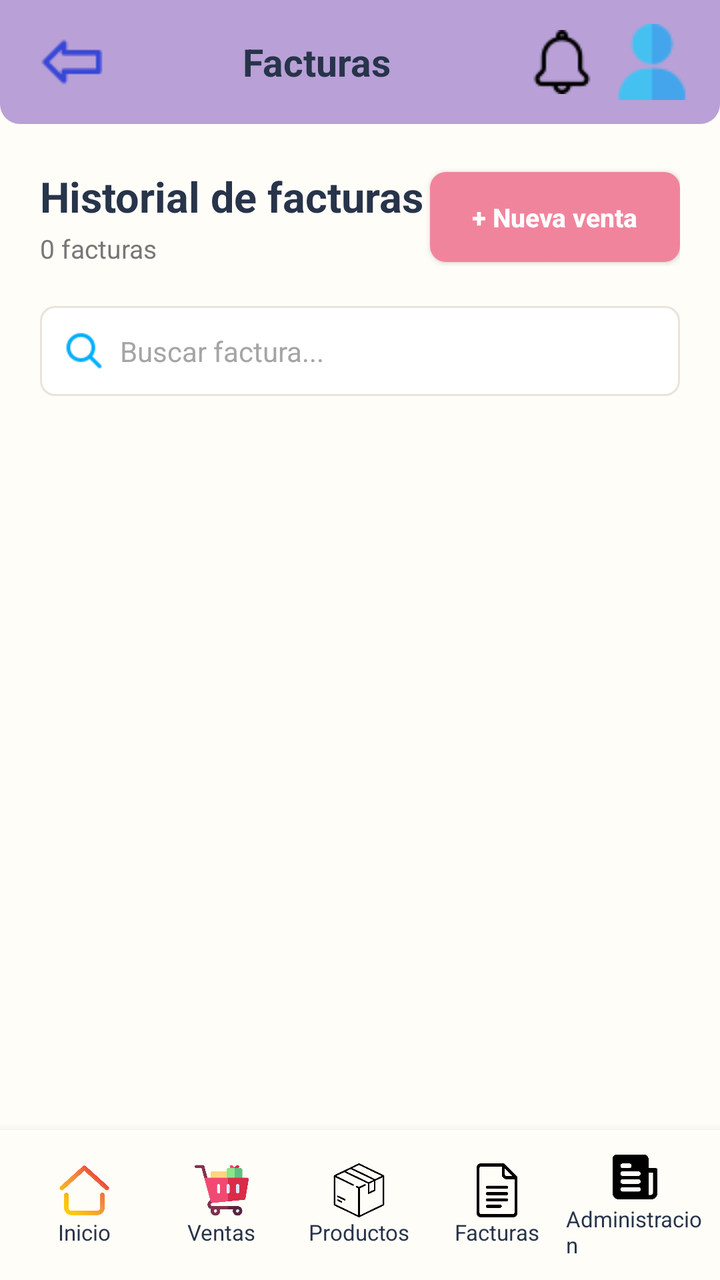
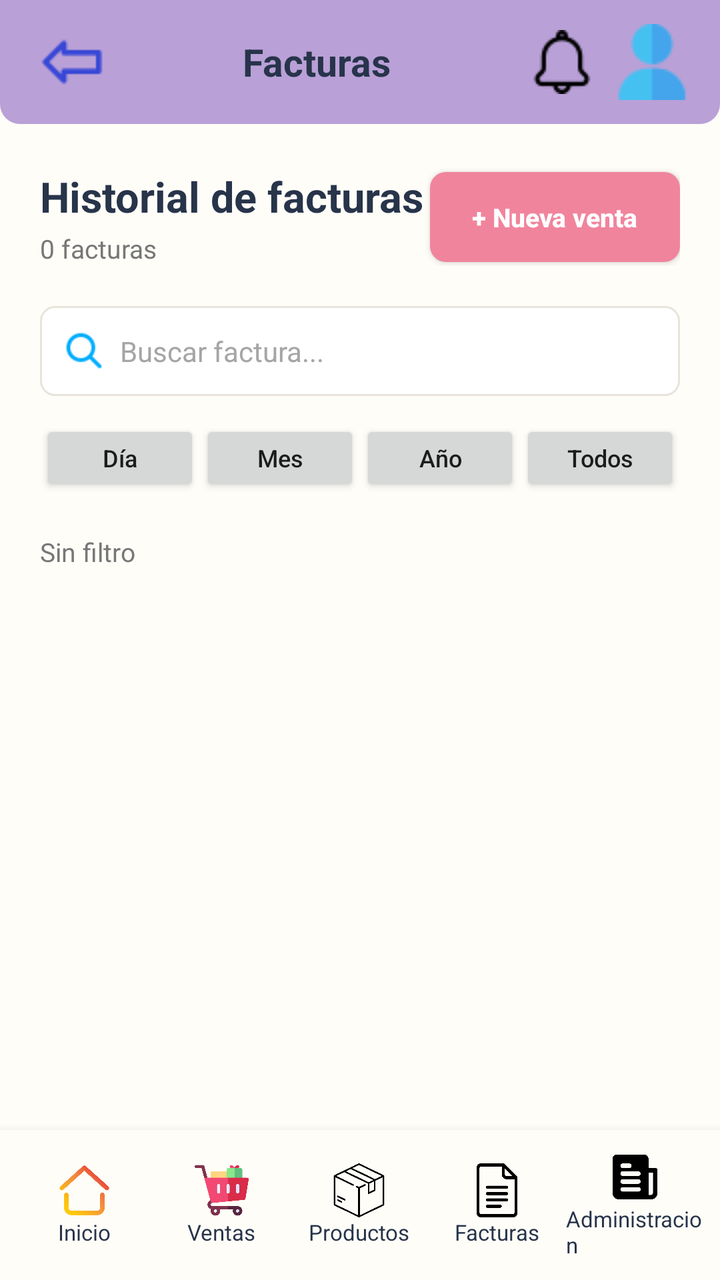

The first picture is an Android layout as it rendered before a commit; the second is the same layout after the commit. The layout source and the unified diff follow.
<!-- AndroidManifest.xml: application theme Theme.Jugueteria -->
<!-- res/layout/activity_invoices.xml -->
<?xml version="1.0" encoding="utf-8"?>
<androidx.constraintlayout.widget.ConstraintLayout
    xmlns:android="http://schemas.android.com/apk/res/android"
    xmlns:app="http://schemas.android.com/apk/res-auto"
    xmlns:tools="http://schemas.android.com/tools"
    android:id="@+id/main"
    android:layout_width="match_parent"
    android:layout_height="match_parent"

    android:background="#FFFDF8"

    tools:context=".InvoicesActivity">


    
    
    

    <LinearLayout
        android:id="@+id/topBar"

        android:layout_width="0dp"
        android:layout_height="62dp"

        android:background="@drawable/topbar_background"
        android:gravity="center_vertical"

        android:orientation="horizontal"
        android:paddingStart="15dp"

        android:paddingEnd="15dp"

        app:layout_constraintEnd_toEndOf="parent"
        app:layout_constraintStart_toStartOf="parent"
        app:layout_constraintTop_toTopOf="parent">


        <ImageButton
            android:id="@+id/btnBack"

            android:layout_width="42dp"
            android:layout_height="42dp"

            android:background="@android:color/transparent"

            android:contentDescription="Volver"

            android:padding="7dp"

            android:src="@drawable/ic_arrow_back" />


        <TextView
            android:id="@+id/txtTitle"

            android:layout_width="0dp"
            android:layout_height="wrap_content"

            android:layout_weight="1"

            android:gravity="center"

            android:text="Facturas"

            android:textColor="#27344A"
            android:textSize="19sp"
            android:textStyle="bold" />


        <ImageButton
            android:id="@+id/btnNotifications"

            android:layout_width="42dp"
            android:layout_height="42dp"

            android:background="@android:color/transparent"

            android:contentDescription="Notificaciones"

            android:padding="8dp"

            android:src="@drawable/ic_notification" />


        <ImageView
            android:id="@+id/imgProfile"

            android:layout_width="38dp"
            android:layout_height="38dp"

            android:layout_marginStart="5dp"

            android:contentDescription="Perfil"

            android:scaleType="centerCrop"

            android:src="@drawable/ic_user" />

    </LinearLayout>

    <LinearLayout
        android:id="@+id/content"

        android:layout_width="0dp"
        android:layout_height="0dp"

        android:orientation="vertical"

        android:paddingStart="20dp"
        android:paddingTop="22dp"
        android:paddingEnd="20dp"
        android:paddingBottom="15dp"

        app:layout_constraintBottom_toBottomOf="parent"
        app:layout_constraintEnd_toEndOf="parent"
        app:layout_constraintStart_toStartOf="parent"
        app:layout_constraintTop_toBottomOf="@id/topBar">


        
        
        

        <LinearLayout
            android:layout_width="match_parent"
            android:layout_height="wrap_content"

            android:gravity="center_vertical"
            android:orientation="horizontal">


            <LinearLayout
                android:layout_width="0dp"
                android:layout_height="wrap_content"

                android:layout_weight="1"

                android:orientation="vertical">


                <TextView
                    android:layout_width="wrap_content"
                    android:layout_height="wrap_content"

                    android:text="Historial de facturas"

                    android:textColor="#27344A"
                    android:textSize="21sp"
                    android:textStyle="bold" />


                <TextView
                    android:id="@+id/txtInvoiceCount"

                    android:layout_width="wrap_content"
                    android:layout_height="wrap_content"

                    android:layout_marginTop="3dp"

                    android:text="0 facturas"

                    android:textColor="#777777"
                    android:textSize="13sp" />

            </LinearLayout>


            <Button
                android:id="@+id/btnNewSale"

                android:layout_width="125dp"
                android:layout_height="45dp"

                android:background="@drawable/button_new_product"

                android:text="+ Nueva venta"
                android:textAllCaps="false"
                android:textColor="#FFFFFF"
                android:textSize="13sp"

                android:textStyle="bold" />

        </LinearLayout>


        
        
        

        <LinearLayout
            android:id="@+id/searchContainer"

            android:layout_width="match_parent"
            android:layout_height="45dp"

            android:layout_marginTop="20dp"

            android:background="@drawable/search_background"
            android:gravity="center_vertical"

            android:orientation="horizontal"
            android:paddingStart="12dp"

            android:paddingEnd="12dp">


            <ImageView
                android:layout_width="20dp"
                android:layout_height="20dp"

                android:contentDescription="@null"

                android:src="@drawable/ic_search" />


            <EditText
                android:id="@+id/edtSearch"

                android:layout_width="0dp"
                android:layout_height="match_parent"

                android:layout_marginStart="8dp"

                android:layout_weight="1"

                android:background="@android:color/transparent"

                android:hint="Buscar factura..."

                android:singleLine="true"
                android:textColor="#27344A"

                android:textColorHint="#A5A5A5"

                android:textSize="14sp" />

        </LinearLayout>


        
        
        

        <androidx.recyclerview.widget.RecyclerView
            android:id="@+id/recyclerInvoices"

            android:layout_width="match_parent"
            android:layout_height="0dp"

            android:layout_marginTop="15dp"

            android:layout_weight="1"

            android:clipToPadding="false"

            android:overScrollMode="never"

            android:paddingBottom="10dp"

            app:layoutManager="androidx.recyclerview.widget.LinearLayoutManager"

            tools:listitem="@layout/item_invoice" />

    </LinearLayout>

    <LinearLayout
        android:id="@+id/bottomNavigation"

        android:layout_width="0dp"
        android:layout_height="75dp"

        android:orientation="horizontal"
        android:gravity="center_vertical"

        android:background="#FFFDF8"

        android:elevation="8dp"

        android:paddingStart="8dp"
        android:paddingEnd="8dp"

        app:layout_constraintBottom_toBottomOf="parent"
        app:layout_constraintStart_toStartOf="parent"
        app:layout_constraintEnd_toEndOf="parent">


        

        <LinearLayout
            android:id="@+id/navHome"
            android:layout_width="0dp"
            android:layout_height="match_parent"

            android:layout_weight="1"

            android:orientation="vertical"
            android:gravity="center"

            android:clickable="true"
            android:focusable="true">


            <ImageView
                android:layout_width="27dp"
                android:layout_height="27dp"

                android:src="@drawable/ic_home"
                android:contentDescription="Inicio" />


            <TextView
                android:layout_width="wrap_content"
                android:layout_height="wrap_content"

                android:text="Inicio"
                android:textColor="#27344A"
                android:textSize="11sp" />

        </LinearLayout>


        

        <LinearLayout
            android:id="@+id/navSales"
            android:layout_width="0dp"
            android:layout_height="match_parent"

            android:layout_weight="1"

            android:orientation="vertical"
            android:gravity="center"

            android:clickable="true"
            android:focusable="true">


            <ImageView
                android:layout_width="27dp"
                android:layout_height="27dp"

                android:src="@drawable/ic_cart"
                android:contentDescription="Ventas" />


            <TextView
                android:layout_width="wrap_content"
                android:layout_height="wrap_content"

                android:text="Ventas"
                android:textColor="#27344A"
                android:textSize="11sp" />

        </LinearLayout>


        

        <LinearLayout
            android:id="@+id/navAdd"
            android:layout_width="0dp"
            android:layout_height="match_parent"

            android:layout_weight="1"

            android:gravity="center"
            android:visibility="gone">


            <ImageButton
                android:id="@+id/btnAdd"
                android:layout_width="58dp"
                android:layout_height="58dp"

                android:background="@drawable/add_button"
                android:contentDescription="Agregar"

                android:padding="15dp"
                android:src="@drawable/ic_add" />

        </LinearLayout>


        

        <LinearLayout
            android:id="@+id/navProducts"
            android:layout_width="0dp"
            android:layout_height="match_parent"

            android:layout_weight="1"

            android:orientation="vertical"
            android:gravity="center"

            android:clickable="true"
            android:focusable="true">


            <ImageView
                android:layout_width="27dp"
                android:layout_height="27dp"

                android:src="@drawable/ic_products"
                android:contentDescription="Productos" />


            <TextView
                android:layout_width="wrap_content"
                android:layout_height="wrap_content"

                android:text="Productos"
                android:textColor="#27344A"
                android:textSize="11sp" />

        </LinearLayout>


        

        <LinearLayout
            android:id="@+id/navInvoice"
            android:layout_width="0dp"
            android:layout_height="match_parent"

            android:layout_weight="1"

            android:orientation="vertical"
            android:gravity="center"

            android:clickable="true"
            android:focusable="true">


            <ImageView
                android:layout_width="27dp"
                android:layout_height="27dp"

                android:contentDescription="Más"
                android:src="@drawable/ic_document" />


            <TextView
                android:layout_width="wrap_content"
                android:layout_height="wrap_content"

                android:text="Facturas"
                android:textColor="#27344A"
                android:textSize="11sp" />

        </LinearLayout>

        <LinearLayout
            android:id="@+id/navAdmin"
            android:layout_width="0dp"
            android:layout_height="match_parent"

            android:layout_weight="1"

            android:orientation="vertical"
            android:gravity="center"

            android:clickable="true"
            android:focusable="true">


            <ImageView
                android:layout_width="27dp"
                android:layout_height="27dp"

                android:contentDescription="Más"
                android:src="@drawable/ic_admin" />


            <TextView
                android:layout_width="wrap_content"
                android:layout_height="wrap_content"

                android:text="Administracion"
                android:textColor="#27344A"
                android:textSize="11sp" />

        </LinearLayout>

    </LinearLayout>


    
    
    

</androidx.constraintlayout.widget.ConstraintLayout>
<!-- res/layout/item_invoice.xml (included above) -->
<?xml version="1.0" encoding="utf-8"?>
<androidx.cardview.widget.CardView
    xmlns:android="http://schemas.android.com/apk/res/android"
    xmlns:app="http://schemas.android.com/apk/res-auto"

    android:layout_width="match_parent"
    android:layout_height="105dp"

    android:layout_marginBottom="10dp"

    app:cardBackgroundColor="#FFFCF3"
    app:cardCornerRadius="12dp"
    app:cardElevation="1dp">


    <LinearLayout
        android:layout_width="match_parent"
        android:layout_height="match_parent"

        android:orientation="horizontal"

        android:gravity="center_vertical"

        android:paddingStart="18dp"
        android:paddingEnd="10dp">


        
        
        

        <LinearLayout
            android:layout_width="0dp"
            android:layout_height="wrap_content"

            android:layout_weight="1"

            android:orientation="vertical">


            <TextView
                android:id="@+id/txtInvoiceNumber"

                android:layout_width="wrap_content"
                android:layout_height="wrap_content"

                android:text="Factura #0001"

                android:textColor="#27344A"
                android:textSize="15sp"
                android:textStyle="bold" />


            <TextView
                android:id="@+id/txtClient"

                android:layout_width="wrap_content"
                android:layout_height="wrap_content"

                android:layout_marginTop="5dp"

                android:text="Cliente: Juan Pérez"

                android:textColor="#555555"
                android:textSize="12sp" />


            <TextView
                android:id="@+id/txtDate"

                android:layout_width="wrap_content"
                android:layout_height="wrap_content"

                android:layout_marginTop="3dp"

                android:text="20/05/2024 15:30"

                android:textColor="#888888"
                android:textSize="11sp" />

        </LinearLayout>


        
        
        

        <LinearLayout
            android:layout_width="90dp"
            android:layout_height="wrap_content"

            android:orientation="vertical"

            android:gravity="center">


            <TextView
                android:layout_width="wrap_content"
                android:layout_height="wrap_content"

                android:text="Total"

                android:textColor="#777777"
                android:textSize="11sp" />


            <TextView
                android:id="@+id/txtTotal"

                android:layout_width="wrap_content"
                android:layout_height="wrap_content"

                android:layout_marginTop="3dp"

                android:text="$ 18.300"

                android:textColor="#27344A"
                android:textSize="16sp"
                android:textStyle="bold" />

        </LinearLayout>


        
        
        

        <ImageButton
            android:id="@+id/btnView"

            android:layout_width="40dp"
            android:layout_height="45dp"

            android:background="@android:color/transparent"

            android:src="@drawable/ic_visibility"

            android:padding="8dp"

            android:contentDescription="Ver factura" />

    </LinearLayout>

</androidx.cardview.widget.CardView>
<!-- resources referenced by this layout -->
<resources>
  <!-- drawable add_button (drawable) -->
  <?xml version="1.0" encoding="utf-8"?>
  <shape xmlns:android="http://schemas.android.com/apk/res/android"
      android:shape="oval">
  
      <solid android:color="#B79BD5" />
  
  </shape>
  <!-- drawable button_new_product (drawable) -->
  <?xml version="1.0" encoding="utf-8"?>
  <shape xmlns:android="http://schemas.android.com/apk/res/android">
  
      <solid android:color="#F1849D" />
  
      <corners
          android:radius="8dp" />
  
  </shape>
  <!-- drawable ic_add: png bitmap (drawable, 279 bytes) -->
  <!-- drawable ic_admin: png bitmap (drawable, 7337 bytes) -->
  <!-- drawable ic_arrow_back: png bitmap (drawable, 559 bytes) -->
  <!-- drawable ic_cart: png bitmap (drawable, 16656 bytes) -->
  <!-- drawable ic_document: png bitmap (drawable, 7573 bytes) -->
  <!-- drawable ic_home: png bitmap (drawable, 18554 bytes) -->
  <!-- drawable ic_notification: png bitmap (drawable, 637 bytes) -->
  <!-- drawable ic_products: png bitmap (drawable, 12970 bytes) -->
  <!-- drawable ic_search: png bitmap (drawable, 847 bytes) -->
  <!-- drawable ic_user: png bitmap (drawable, 854 bytes) -->
  <!-- drawable ic_visibility: png bitmap (drawable, 990 bytes) -->
  <!-- drawable search_background (drawable) -->
  <?xml version="1.0" encoding="utf-8"?>
  <shape xmlns:android="http://schemas.android.com/apk/res/android">
  
      <solid android:color="#FFFFFF" />
  
      <stroke
          android:width="1dp"
          android:color="#E8E4DB" />
  
      <corners
          android:radius="7dp" />
  
  </shape>
  <!-- drawable topbar_background (drawable) -->
  <?xml version="1.0" encoding="utf-8"?>
  <shape xmlns:android="http://schemas.android.com/apk/res/android">
  
      <solid android:color="#B9A0D7" />
  
      <corners
          android:bottomLeftRadius="10dp"
          android:bottomRightRadius="10dp" />
  
  </shape>
  <style name="Theme.Jugueteria" parent="Theme.AppCompat.Light.NoActionBar" />
</resources>

<!-- the commit's change to res/layout/activity_invoices.xml (unified diff, before → after) -->
@@ -241,6 +241,98 @@
         
         
 
+        <LinearLayout
+            android:id="@+id/filterTabs"
+            android:layout_width="match_parent"
+            android:layout_height="40dp"
+            android:layout_marginTop="12dp"
+            android:orientation="horizontal">
+
+            <Button
+                android:id="@+id/btnFilterDay"
+                android:layout_width="0dp"
+                android:layout_height="38dp"
+                android:layout_weight="1"
+                android:minWidth="0dp"
+                android:paddingStart="2dp"
+                android:paddingEnd="2dp"
+                android:text="Día"
+                android:textAllCaps="false"
+                android:textSize="12sp" />
+
+            <Button
+                android:id="@+id/btnFilterMonth"
+                android:layout_width="0dp"
+                android:layout_height="38dp"
+                android:layout_weight="1"
+                android:minWidth="0dp"
+                android:paddingStart="2dp"
+                android:paddingEnd="2dp"
+                android:text="Mes"
+                android:textAllCaps="false"
+                android:textSize="12sp" />
+
+            <Button
+                android:id="@+id/btnFilterYear"
+                android:layout_width="0dp"
+                android:layout_height="38dp"
+                android:layout_weight="1"
+                android:minWidth="0dp"
+                android:paddingStart="2dp"
+                android:paddingEnd="2dp"
+                android:text="Año"
+                android:textAllCaps="false"
+                android:textSize="12sp" />
+
+            <Button
+                android:id="@+id/btnFilterAll"
+                android:layout_width="0dp"
+                android:layout_height="38dp"
+                android:layout_weight="1"
+                android:minWidth="0dp"
+                android:paddingStart="2dp"
+                android:paddingEnd="2dp"
+                android:text="Todos"
+                android:textAllCaps="false"
+                android:textSize="12sp" />
+
+        </LinearLayout>
+
+        <LinearLayout
+            android:id="@+id/filterValueRow"
+            android:layout_width="match_parent"
+            android:layout_height="40dp"
+            android:layout_marginTop="6dp"
+            android:gravity="center_vertical"
+            android:orientation="horizontal">
+
+            <TextView
+                android:id="@+id/txtSelectedPeriod"
+                android:layout_width="0dp"
+                android:layout_height="wrap_content"
+                android:layout_weight="1"
+                android:text="Sin filtro"
+                android:textColor="#777777"
+                android:textSize="13sp" />
+
+            <Button
+                android:id="@+id/btnPickDate"
+                android:layout_width="wrap_content"
+                android:layout_height="36dp"
+                android:minWidth="0dp"
+                android:paddingStart="10dp"
+                android:paddingEnd="10dp"
+                android:text="Elegir fecha"
+                android:textAllCaps="false"
+                android:textSize="12sp"
+                android:visibility="gone" />
+
+        </LinearLayout>
+
+        
+        
+        
+
         <androidx.recyclerview.widget.RecyclerView
             android:id="@+id/recyclerInvoices"
 
